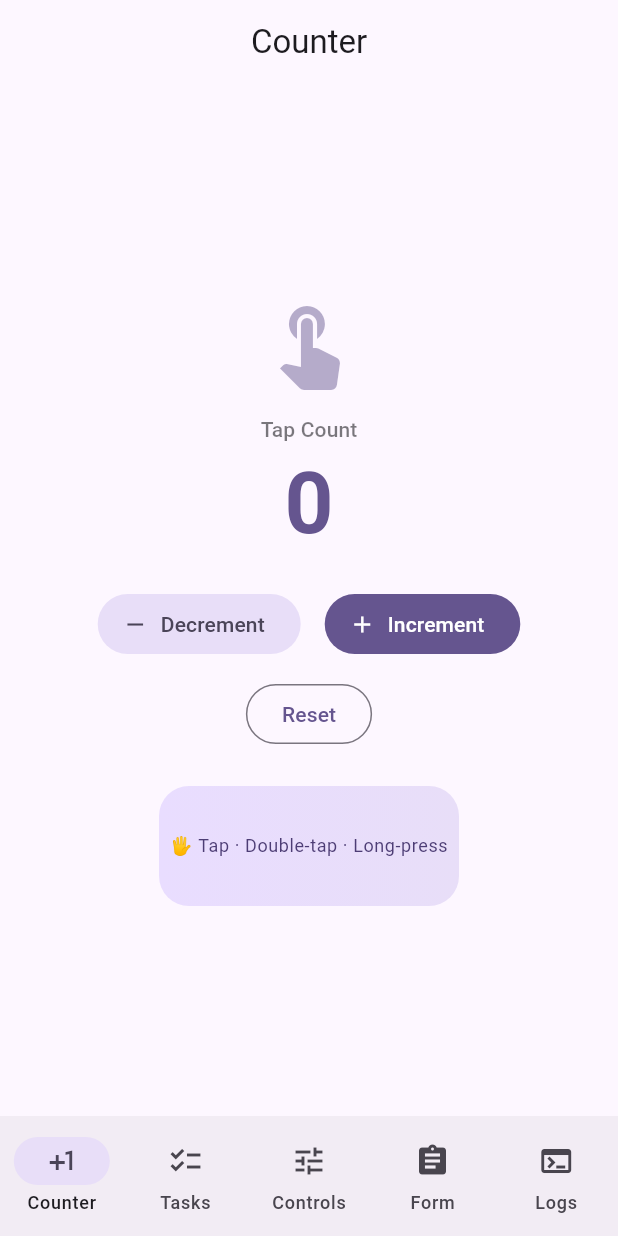
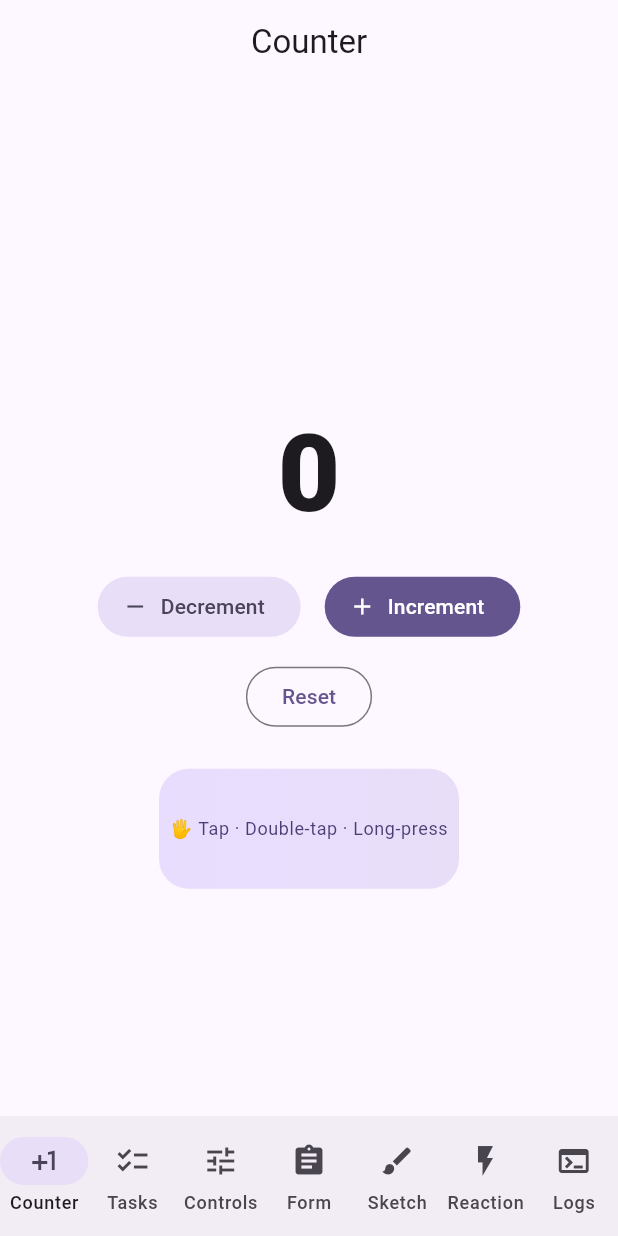
Before and after one commit to Craftguy-Billies/try, a Flutter app: the screen it shows after launch, on a phone screen of 412 x 824 dp. Run offline on Flutter 3.47's test engine with Material 3 defaults, Android fonts, the phone set to English and light mode, and no system bars.

Commit message:
Add Sketch canvas, Reaction Time game, confetti celebrations + haptic feedback
NEW PAGES (making it actually fun):
- Sketch Canvas: finger-paint with 12 colors, variable stroke width (1-20px),
  undo/redo (with stack), clear-all confirmation, full stroke logging.
  CustomPainter with smooth path rendering, single-dot support.
- Reaction Time: 4-state machine (idle→waiting→ready→tap).
  Random delay (1.2-4.0s), measures ms precision, keeps last 50 results.
  Ratings: ⚡️ INSANE (<150ms), 🔥 Great (<200ms), 👌 Nice (<280ms), etc.
  Stats: tries, best, avg, early-taps counter. Auto-restart after 2s.

COUNTER UPGRADES:
- Confetti particle burst (40-50 particles) on every 10th increment
- Milestone badge: '🎉 MILESTONE! 10 🎉' (primary) / '🔥 Keep going!' (subtle)
- HapticFeedback.lightImpact on every tap
- HapticFeedback.heavyImpact on milestones
- AnimatedScale (spring elasticOut) on counter number
- Shadow glow on gesture pad at milestones

ARCHITECTURE:
- 7 tabs now: Counter Tasks Controls Form Sketch Reaction Logs
- confetti.dart: reusable AnimationController-powered particle system
- All new pages wrapped in ErrorBoundary
- Full logging: DRAW category (strokes, colors, width, undo/redo, clear)
  and REACT category (wait, ready, tap, results, stats reset)

BROWSER TESTING:
- trialhost.html: 37 events logged, 0 errors, 0 warnings
- Flutter web: loads clean, renders correctly, no console errors

APK: 21.5MB release (gradle assembleRelease, Android SDK 35)

```diff
--- a/flutter_app/lib/main.dart
+++ b/flutter_app/lib/main.dart
@@ -8,6 +8,8 @@ import 'pages/tasks_page.dart';
 import 'pages/controls_page.dart';
 import 'pages/form_page.dart';
 import 'pages/logs_page.dart';
+import 'pages/drawing_page.dart';
+import 'pages/reaction_page.dart';
 
 void main() {
   WidgetsFlutterBinding.ensureInitialized();
@@ -76,7 +78,7 @@ class MainShell extends StatefulWidget {
 class _MainShellState extends State<MainShell> with WidgetsBindingObserver {
   int _tab = 0;
   String? _lastNavigationLog;
-  static const _tabNames = ['Counter', 'Tasks', 'Controls', 'Form', 'Logs'];
+  static const _tabNames = ['Counter', 'Tasks', 'Controls', 'Form', 'Sketch', 'Reaction', 'Logs'];
 
   late final List<Widget> _tabs;
 
@@ -89,6 +91,8 @@ class _MainShellState extends State<MainShell> with WidgetsBindingObserver {
       ErrorBoundary(pageName: 'Tasks', child: TasksPage()),
       ErrorBoundary(pageName: 'Controls', child: ControlsPage()),
       ErrorBoundary(pageName: 'Form', child: FormPage()),
+      ErrorBoundary(pageName: 'Sketch', child: DrawingPage()),
+      ErrorBoundary(pageName: 'Reaction', child: ReactionPage()),
       ErrorBoundary(pageName: 'Logs', child: LogsPage()),
     ];
 
@@ -150,6 +154,8 @@ class _MainShellState extends State<MainShell> with WidgetsBindingObserver {
             NavigationDestination(icon: Icon(Icons.checklist), label: 'Tasks'),
             NavigationDestination(icon: Icon(Icons.tune), label: 'Controls'),
             NavigationDestination(icon: Icon(Icons.assignment), label: 'Form'),
+            NavigationDestination(icon: Icon(Icons.brush), label: 'Sketch'),
+            NavigationDestination(icon: Icon(Icons.flash_on), label: 'Reaction'),
             NavigationDestination(icon: Icon(Icons.terminal), label: 'Logs'),
           ],
         ),
--- a/flutter_app/lib/pages/counter_page.dart
+++ b/flutter_app/lib/pages/counter_page.dart
@@ -1,66 +1,37 @@
 import 'package:flutter/material.dart';
+import 'package:flutter/services.dart';
 import '../state/app_state.dart';
+import '../widgets/confetti.dart';
 
-class CounterPage extends StatelessWidget {
+class CounterPage extends StatefulWidget {
   const CounterPage({super.key});
+  @override
+  State<CounterPage> createState() => _CounterPageState();
+}
 
-  @override
-  Widget build(BuildContext context) {
-    final cs = Theme.of(context).colorScheme;
-    return Scaffold(
-      appBar: AppBar(title: const Text('Counter'), centerTitle: true),
-      body: ListenableBuilder(
-        listenable: appState,
-        builder: (context, _) => Center(
-          child: Column(
-            mainAxisAlignment: MainAxisAlignment.center,
-            children: [
-              RepaintBoundary(
-                child: Icon(Icons.touch_app, size: 64, color: cs.primary.withAlpha(120)),
-              ),
-              const SizedBox(height: 16),
-              Text('Tap Count', style: Theme.of(context).textTheme.labelLarge?.copyWith(color: cs.onSurface.withAlpha(150))),
-              const SizedBox(height: 8),
-              RepaintBoundary(
-                child: AnimatedSwitcher(
-                  duration: const Duration(milliseconds: 300),
-                  transitionBuilder: (child, anim) => ScaleTransition(scale: anim, child: child),
-                  child: Text('${appState.counter}',
-                    key: ValueKey('counter_${appState.counter}'),
-                    style: Theme.of(context).textTheme.displayLarge?.copyWith(fontWeight: FontWeight.bold, color: cs.primary),
-                  ),
-                ),
-              ),
-              const SizedBox(height: 24),
-              Row(
-                mainAxisAlignment: MainAxisAlignment.center,
-                children: [
-                  FilledButton.tonalIcon(
-                    onPressed: () => appState.decrement(),
-                    icon: const Icon(Icons.remove),
-                    label: const Text('Decrement'),
-                  ),
-                  const SizedBox(width: 16),
-                  FilledButton.icon(
-                    onPressed: () => appState.increment(),
-                    icon: const Icon(Icons.add),
-                    label: const Text('Increment'),
-                  ),
-                ],
-              ),
-              const SizedBox(height: 12),
-              OutlinedButton(
-                onPressed: () => _confirmReset(context),
-                child: const Text('Reset'),
-              ),
-              const SizedBox(height: 24),
-              _buildGesturePad(context),
-            ],
-          ),
-        ),
-      ),
-    );
+class _CounterPageState extends State<CounterPage> {
+  bool _confettiTrigger = false;
+  int _lastCounter = 0;
+
+  void _onChange() {
+    final c = appState.counter;
+    // Trigger confetti on multiples of 10 (and 5 for extra fun every 5th)
+    if (c > 0 && c % 10 == 0 && c != _lastCounter) {
+      setState(() => _confettiTrigger = true);
+      Future.delayed(const Duration(milliseconds: 100), () {
+        if (mounted) setState(() => _confettiTrigger = false);
+      });
+      HapticFeedback.heavyImpact();
+    } else if (c > 0 && c % 5 == 0 && c != _lastCounter) {
+      HapticFeedback.mediumImpact();
+    } else {
+      HapticFeedback.lightImpact();
+    }
+    _lastCounter = c;
   }
+
+  void _increment() { appState.increment(); _onChange(); }
+  void _decrement() { appState.decrement(); _onChange(); }
 
   void _confirmReset(BuildContext context) {
     showDialog(
@@ -69,9 +40,9 @@ class CounterPage extends StatelessWidget {
         title: const Text('Reset Counter?'),
         content: Text('Counter will go from ${appState.counter} back to 0.'),
         actions: [
-          TextButton(onPressed: () => Navigator.pop(ctx), child: const Text('Cancel')),
+          TextButton(onPressed: () { appState.log('COUNTER', 'Reset cancelled', color: Colors.grey); Navigator.pop(ctx); }, child: const Text('Cancel')),
           FilledButton(
-            onPressed: () { appState.resetCounter(); Navigator.pop(ctx); },
+            onPressed: () { appState.resetCounter(); _lastCounter = 0; Navigator.pop(ctx); },
             child: const Text('Reset'),
           ),
         ],
@@ -79,32 +50,106 @@ class CounterPage extends StatelessWidget {
     );
   }
 
+  @override
+  Widget build(BuildContext context) {
+    final cs = Theme.of(context).colorScheme;
+    return Scaffold(
+      appBar: AppBar(title: const Text('Counter'), centerTitle: true),
+      body: ConfettiWidget(
+        trigger: _confettiTrigger,
+        particleCount: 50,
+        child: ListenableBuilder(
+          listenable: appState,
+          builder: (context, _) => Center(
+            child: Column(mainAxisAlignment: MainAxisAlignment.center, children: [
+              const SizedBox(height: 24),
+              _milestoneBadge(cs),
+              const SizedBox(height: 16),
+              RepaintBoundary(
+                child: AnimatedScale(
+                  duration: const Duration(milliseconds: 100),
+                  scale: appState.counter > 0 && appState.counter % 10 == 0 ? 1.35 : 1.0,
+                  curve: Curves.elasticOut,
+                  child: Text('${appState.counter}',
+                    style: Theme.of(context).textTheme.displayLarge?.copyWith(
+                      fontWeight: FontWeight.w900,
+                      fontSize: 72,
+                      color: appState.counter > 0 && appState.counter % 5 == 0 ? cs.primary : cs.onSurface,
+                    ),
+                  ),
+                ),
+              ),
+              const SizedBox(height: 24),
+              _actionButtons(cs),
+              const SizedBox(height: 12),
+              OutlinedButton(onPressed: () => _confirmReset(context), child: const Text('Reset')),
+              const SizedBox(height: 24),
+              _buildGesturePad(context),
+            ]),
+          ),
+        ),
+      ),
+    );
+  }
+
+  Widget _milestoneBadge(ColorScheme cs) {
+    final c = appState.counter;
+    if (c == 0) return const SizedBox(height: 28);
+    if (c % 10 == 0) {
+      return Container(
+        padding: const EdgeInsets.symmetric(horizontal: 16, vertical: 6),
+        decoration: BoxDecoration(color: cs.primary, borderRadius: BorderRadius.circular(20)),
+        child: Text('🎉 MILESTONE! $c 🎉', style: const TextStyle(color: Colors.white, fontWeight: FontWeight.bold)),
+      );
+    }
+    if (c % 5 == 0) {
+      return Container(
+        padding: const EdgeInsets.symmetric(horizontal: 12, vertical: 4),
+        decoration: BoxDecoration(color: cs.primaryContainer, borderRadius: BorderRadius.circular(16)),
+        child: Text('🔥 Keep going! • $c', style: TextStyle(color: cs.onPrimaryContainer, fontWeight: FontWeight.w600, fontSize: 13)),
+      );
+    }
+    return const SizedBox(height: 28);
+  }
+
+  Widget _actionButtons(ColorScheme cs) {
+    return Row(mainAxisAlignment: MainAxisAlignment.center, children: [
+      _btn('Decrement', Icons.remove, _decrement, cs, true),
+      const SizedBox(width: 16),
+      _btn('Increment', Icons.add, _increment, cs, false),
+    ]);
+  }
+
+  Widget _btn(String label, IconData icon, VoidCallback onTap, ColorScheme cs, bool tonal) {
+    final btn = tonal
+        ? FilledButton.tonalIcon(onPressed: onTap, icon: Icon(icon), label: Text(label))
+        : FilledButton.icon(onPressed: onTap, icon: Icon(icon), label: Text(label));
+    return btn;
+  }
+
   Widget _buildGesturePad(BuildContext context) {
     final cs = Theme.of(context).colorScheme;
     return RepaintBoundary(
       child: GestureDetector(
-        onTap: () => appState.increment(),
+        onTap: _increment,
         onDoubleTap: () {
-          appState.increment();
-          appState.increment();
+          appState.increment(); _onChange();
+          appState.increment(); _onChange();
           appState.log('GESTURE', 'Double-tap on gesture pad (+2)', color: Colors.pink);
         },
         onLongPressStart: (_) => appState.log('GESTURE', 'Long-press started on gesture pad', color: Colors.pink),
         onLongPressEnd: (_) => appState.log('GESTURE', 'Long-press ended on gesture pad', color: Colors.pink),
-        onLongPress: () {
-          appState.log('GESTURE', 'Long-press → resetting counter', color: Colors.pink);
-          _confirmReset(context);
-        },
+        onLongPress: () { appState.log('GESTURE', 'Long-press → resetting counter', color: Colors.pink); _confirmReset(context); },
         child: Semantics(
           label: 'Gesture pad. Tap to increment. Double tap to increment by two. Long press to reset.',
           button: true,
-          child: Container(
+          child: AnimatedContainer(
+            duration: const Duration(milliseconds: 200),
             width: 200, height: 80,
             decoration: BoxDecoration(
               borderRadius: BorderRadius.circular(20),
-              gradient: LinearGradient(
-                colors: [cs.primaryContainer, cs.secondaryContainer],
-              ),
+              gradient: LinearGradient(colors: [cs.primaryContainer, cs.secondaryContainer]),
+              boxShadow: appState.counter > 0 && appState.counter % 10 == 0 ? [BoxShadow(color: cs.primary.withAlpha(60), blurRadius: 16, spreadRadius: 1)] : null,
             ),
             child: Center(
               child: Text('🖐 Tap · Double-tap · Long-press',
--- /dev/null
+++ b/flutter_app/lib/widgets/confetti.dart
@@ -0,0 +1,110 @@
+import 'dart:math';
+import 'package:flutter/material.dart';
+
+class ConfettiWidget extends StatefulWidget {
+  final bool trigger;
+  final Widget child;
+  final int particleCount;
+  const ConfettiWidget({super.key, required this.trigger, required this.child, this.particleCount = 40});
+
+  @override
+  State<ConfettiWidget> createState() => _ConfettiWidgetState();
+}
+
+class _ConfettiWidgetState extends State<ConfettiWidget> with SingleTickerProviderStateMixin {
+  late AnimationController _ctrl;
+  List<_Particle> _particles = [];
+  final _rng = Random();
+
+  static const _colors = [
+    Color(0xFFFF6B6B), Color(0xFFFFE66D), Color(0xFF4ECB71), Color(0xFF45B7D1),
+    Color(0xFF9B59B6), Color(0xFFE67E22), Color(0xFF1ABC9C), Color(0xFFE84393),
+    Color(0xFF00CEC9), Color(0xFFFD79A8), Color(0xFF6C5CE7), Color(0xFFFDCB6E),
+  ];
+
+  @override
+  void initState() {
+    super.initState();
+    _ctrl = AnimationController(vsync: this, duration: const Duration(milliseconds: 1800));
+  }
+
+  @override
+  void didUpdateWidget(ConfettiWidget old) {
+    super.didUpdateWidget(old);
+    if (widget.trigger && !old.trigger) {
+      _explode();
+    }
+  }
+
+  void _explode() {
+    final size = MediaQuery.of(context).size;
+    _particles = List.generate(widget.particleCount, (_) => _Particle(
+      x: _rng.nextDouble() * size.width,
+      y: _rng.nextDouble() * size.height * 0.4,
+      color: _colors[_rng.nextInt(_colors.length)],
+      radius: 3 + _rng.nextDouble() * 6,
+      vx: (_rng.nextDouble() - 0.5) * 400,
+      vy: -200 - _rng.nextDouble() * 300,
+      rotation: _rng.nextDouble() * pi * 2,
+      rotationSpeed: (_rng.nextDouble() - 0.5) * 8,
+    ));
+    _ctrl.reset();
+    _ctrl.forward();
+  }
+
+  @override
+  void dispose() {
+    _ctrl.dispose();
+    super.dispose();
+  }
+
+  @override
+  Widget build(BuildContext context) {
+    return Stack(
+      children: [
+        widget.child,
+        AnimatedBuilder(
+          animation: _ctrl,
+          builder: (_, __) => CustomPaint(
+            size: Size.infinite,
+            painter: _ConfettiPainter(particles: _particles, progress: _ctrl.value),
+          ),
+        ),
+      ],
+    );
+  }
+}
+
+class _Particle {
+  final double x, y, vx, vy, radius, rotation, rotationSpeed;
+  final Color color;
+  _Particle({required this.x, required this.y, required this.vx, required this.vy, required this.radius, required this.color, required this.rotation, required this.rotationSpeed});
+}
+
+class _ConfettiPainter extends CustomPainter {
+  final List<_Particle> particles;
+  final double progress; // 0→1
+  _ConfettiPainter({required this.particles, required this.progress});
+
+  @override
+  void paint(Canvas canvas, Size size) {
+    final dt = 1 / 60;
+    for (final p in particles) {
+      final t = progress;
+      final px = p.x + p.vx * t * dt * 60;
+      final py = p.y + p.vy * t * dt * 60 + 0.5 * 600 * t * t;
+      final alpha = (1 - t).clamp(0.0, 1.0);
+      final scale = 1.0 - t * 0.7;
+
+      canvas.save();
+      canvas.translate(px, py);
+      canvas.rotate(p.rotation + p.rotationSpeed * t);
+      canvas.scale(scale);
+      canvas.drawCircle(Offset.zero, p.radius, Paint()..color = p.color.withAlpha((255 * alpha).toInt()));
+      canvas.restore();
+    }
+  }
+
+  @override
+  bool shouldRepaint(covariant _ConfettiPainter old) => old.progress != progress;
+}
```
Also changed, not shown: flutter_app/lib/pages/drawing_page.dart (added, +190 -0 lines), flutter_app/lib/pages/reaction_page.dart (added, +208 -0 lines).
